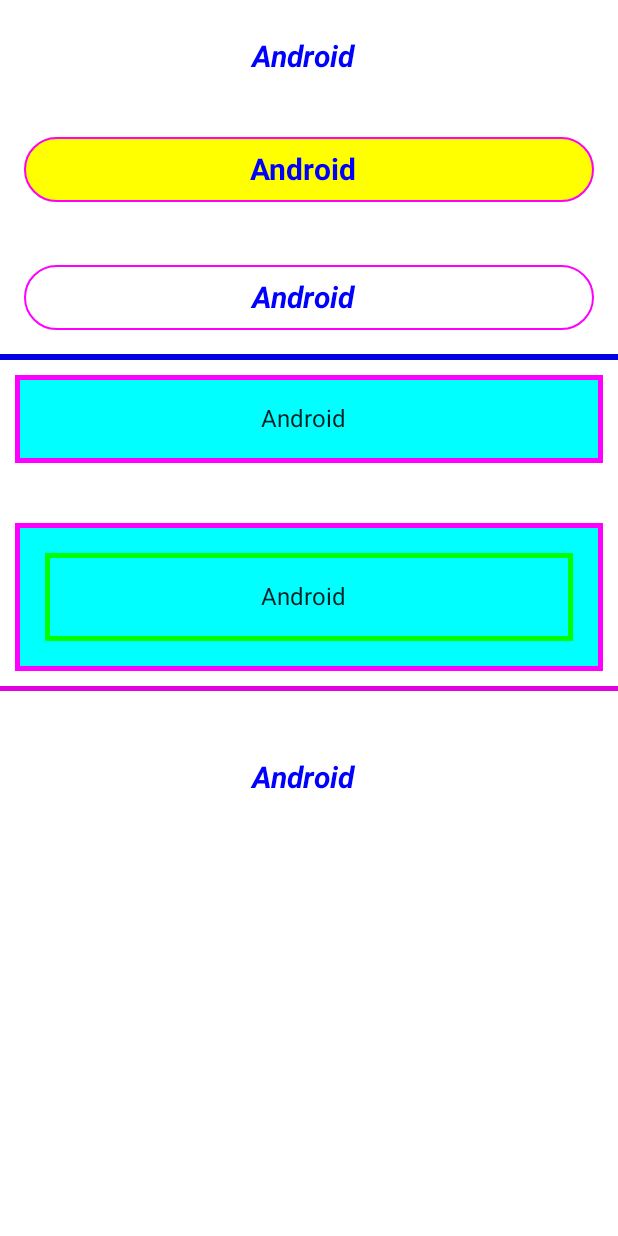
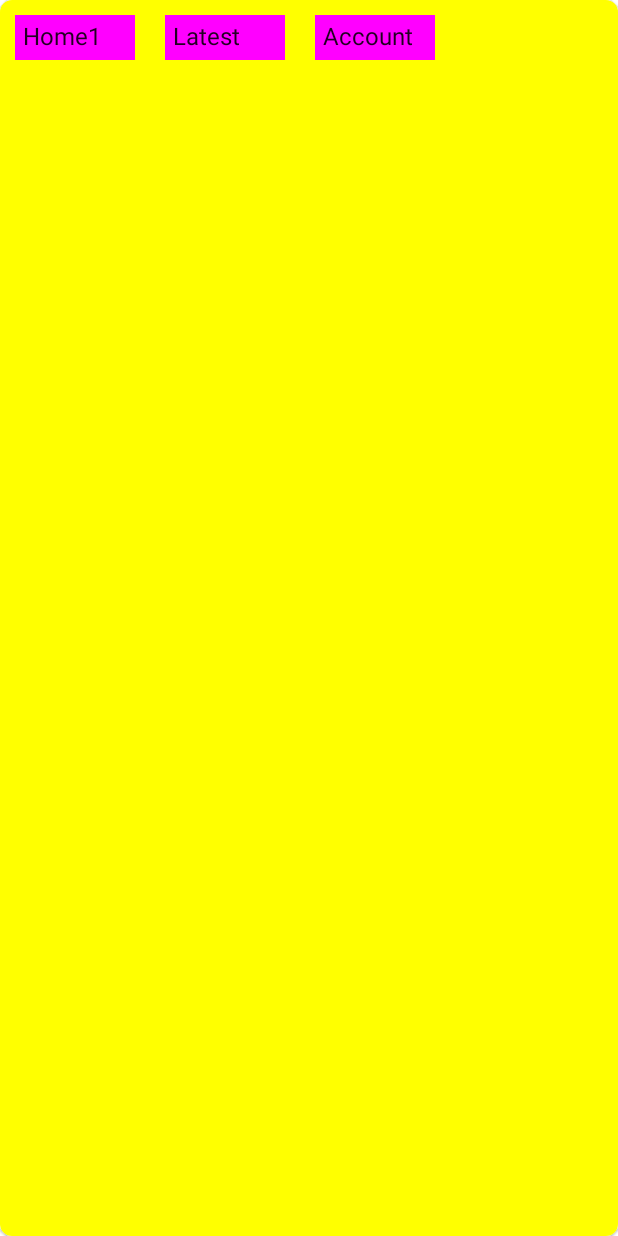
Before and after one commit to kanhaivis/JetPackCompose, an Android app built with Jetpack Compose: the screen it shows after launch (MainActivity), on a phone screen of 412 x 824 dp. Run offline under Robolectric (Android 15) with nearby library versions, the phone set to English and light mode, and no system bars.

Commit message:
TextView done. Row

```diff
--- a/app/src/main/java/kk/jetpackcompose/MainActivity.kt
+++ b/app/src/main/java/kk/jetpackcompose/MainActivity.kt
@@ -19,6 +19,7 @@ import androidx.compose.ui.unit.dp
 import kk.diveder.DividerHeight
 import kk.diveder.DividerHeightBackground
 import kk.jetpackcompose.ui.theme.JetPackComposeTheme
+import kk.row.RowView
 import kk.spacer.SpacerHeight
 import kk.text.*
 
@@ -32,11 +33,16 @@ class MainActivity : ComponentActivity() {
                     modifier = Modifier.fillMaxSize(),
                     color = MaterialTheme.colors.background
                 ) {
-                    Greeting("Android  ")
+                    GreetingRow()
                 }
             }
         }
     }
+}
+
+@Composable
+fun GreetingRow() {
+    RowView()
 }
 
 @Composable
@@ -67,6 +73,6 @@ uiMode = Configuration.UI_MODE_NIGHT_YES)
 @Composable
 fun DefaultPreview() {
     JetPackComposeTheme {
-        Greeting("Android os")
+        GreetingRow()
     }
 }
--- /dev/null
+++ b/app/src/main/java/kk/row/RowView.kt
@@ -0,0 +1,31 @@
+package kk.row
+
+import androidx.compose.foundation.background
+import androidx.compose.foundation.layout.*
+import androidx.compose.foundation.shape.RoundedCornerShape
+import androidx.compose.material.Card
+import androidx.compose.material.Text
+import androidx.compose.runtime.Composable
+import androidx.compose.ui.Alignment
+import androidx.compose.ui.Modifier
+import androidx.compose.ui.graphics.Color
+import androidx.compose.ui.unit.dp
+import kk.spacer.SpacerWidth
+import kk.text.MyRowText
+
+@Composable
+fun RowView() {
+
+    Card(shape = RoundedCornerShape(8.dp)) {
+        Row(
+            Modifier.height(IntrinsicSize.Min).background(color = Color.Yellow)
+        ) {
+            MyRowText("Home1")
+            MyRowText("Latest")
+            MyRowText("Account")
+        }
+    }
+
+
+
+}
--- a/app/src/main/java/kk/text/TextView.kt
+++ b/app/src/main/java/kk/text/TextView.kt
@@ -3,7 +3,9 @@ package kk.text
 import androidx.compose.foundation.background
 import androidx.compose.foundation.border
 import androidx.compose.foundation.layout.fillMaxWidth
+import androidx.compose.foundation.layout.height
 import androidx.compose.foundation.layout.padding
+import androidx.compose.foundation.layout.width
 import androidx.compose.foundation.shape.CircleShape
 import androidx.compose.material.Text
 import androidx.compose.runtime.Composable
@@ -130,3 +132,16 @@ fun TextViewsClick(name: String)  {
 
     )
 }
+
+@Composable
+fun MyRowText(name: String) {
+    Text(text = name,
+        fontSize = 16.sp,
+        modifier = Modifier
+            .width(100.dp)
+            .height(50.dp)
+            .padding(10.dp)
+            .background(color = Color.Magenta)
+            .padding(5.dp))
+
+}
```
